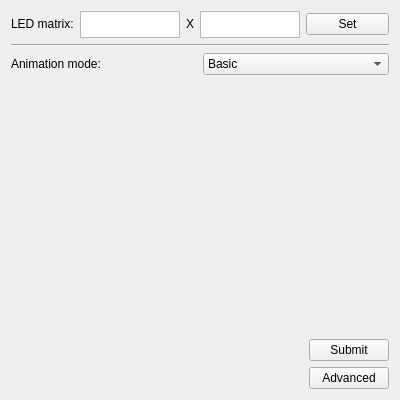
First picture: the form in player_ui/animationpresettings.ui, repository Robo-sapiens/HackMoscow, before the edit.
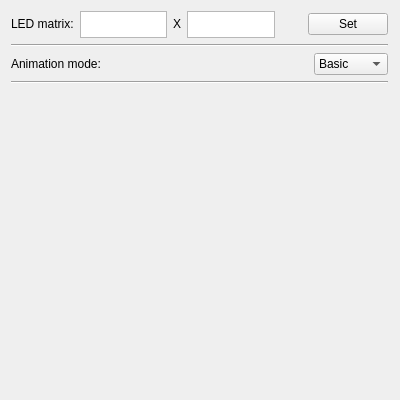
Second picture: the form after the edit.

Patch:
```diff
--- a/player_ui/animationpresettings.ui
+++ b/player_ui/animationpresettings.ui
@@ -32,46 +32,6 @@
    <string>Animation</string>
   </property>
   <layout class="QGridLayout" name="gridLayout">
-   <item row="2" column="0">
-    <layout class="QHBoxLayout" name="horizontalLayout_2">
-     <item>
-      <widget class="QLabel" name="label_3">
-       <property name="text">
-        <string>Animation mode:</string>
-       </property>
-      </widget>
-     </item>
-     <item>
-      <widget class="QComboBox" name="selectMode">
-       <property name="currentIndex">
-        <number>2</number>
-       </property>
-       <item>
-        <property name="text">
-         <string>Polygon</string>
-        </property>
-       </item>
-       <item>
-        <property name="text">
-         <string>Circle</string>
-        </property>
-       </item>
-       <item>
-        <property name="text">
-         <string>Basic</string>
-        </property>
-       </item>
-      </widget>
-     </item>
-    </layout>
-   </item>
-   <item row="1" column="0">
-    <widget class="Line" name="line">
-     <property name="orientation">
-      <enum>Qt::Horizontal</enum>
-     </property>
-    </widget>
-   </item>
    <item row="0" column="0">
     <layout class="QHBoxLayout" name="horizontalLayout">
      <item>
@@ -144,6 +104,19 @@
        </property>
       </widget>
      </item>
+     <item>
+      <spacer name="horizontalSpacer_2">
+       <property name="orientation">
+        <enum>Qt::Horizontal</enum>
+       </property>
+       <property name="sizeHint" stdset="0">
+        <size>
+         <width>40</width>
+         <height>20</height>
+        </size>
+       </property>
+      </spacer>
+     </item>
      <item>
       <widget class="QPushButton" name="buttonSetWL">
        <property name="text">
@@ -155,48 +128,77 @@
    </item>
    <item row="4" column="0">
     <layout class="QGridLayout" name="gridLayout_2">
-     <item row="2" column="1">
-      <widget class="QPushButton" name="buttonAdvanced">
-       <property name="text">
-        <string>Advanced</string>
+     <item row="0" column="2">
+      <widget class="QComboBox" name="selectMode">
+       <property name="currentIndex">
+        <number>2</number>
        </property>
+       <item>
+        <property name="text">
+         <string>Polygon</string>
+        </property>
+       </item>
+       <item>
+        <property name="text">
+         <string>Circle</string>
+        </property>
+       </item>
+       <item>
+        <property name="text">
+         <string>Basic</string>
+        </property>
+       </item>
       </widget>
      </item>
      <item row="0" column="0">
-      <spacer name="horizontalSpacer">
-       <property name="orientation">
-        <enum>Qt::Horizontal</enum>
+      <widget class="QLabel" name="label_3">
+       <property name="text">
+        <string>Animation mode:</string>
        </property>
-       <property name="sizeHint" stdset="0">
-        <size>
-         <width>40</width>
-         <height>20</height>
-        </size>
-       </property>
-      </spacer>
+      </widget>
      </item>
      <item row="0" column="1">
-      <spacer name="verticalSpacer">
+      <spacer name="horizontalSpacer_3">
        <property name="orientation">
-        <enum>Qt::Vertical</enum>
+        <enum>Qt::Horizontal</enum>
        </property>
        <property name="sizeHint" stdset="0">
         <size>
-         <width>20</width>
-         <height>40</height>
+         <width>40</width>
+         <height>20</height>
         </size>
        </property>
       </spacer>
      </item>
-     <item row="1" column="1">
-      <widget class="QPushButton" name="buttonSubmit">
-       <property name="text">
-        <string>Submit</string>
-       </property>
-      </widget>
-     </item>
     </layout>
    </item>
+   <item row="1" column="0">
+    <widget class="Line" name="line">
+     <property name="orientation">
+      <enum>Qt::Horizontal</enum>
+     </property>
+    </widget>
+   </item>
+   <item row="5" column="0">
+    <widget class="Line" name="line_2">
+     <property name="orientation">
+      <enum>Qt::Horizontal</enum>
+     </property>
+    </widget>
+   </item>
+   <item row="6" column="1">
+    <spacer name="verticalSpacer">
+     <property name="orientation">
+      <enum>Qt::Vertical</enum>
+     </property>
+     <property name="sizeHint" stdset="0">
+      <size>
+       <width>1</width>
+       <height>40</height>
+      </size>
+     </property>
+    </spacer>
+   </item>
   </layout>
  </widget>
  <resources/>
```
